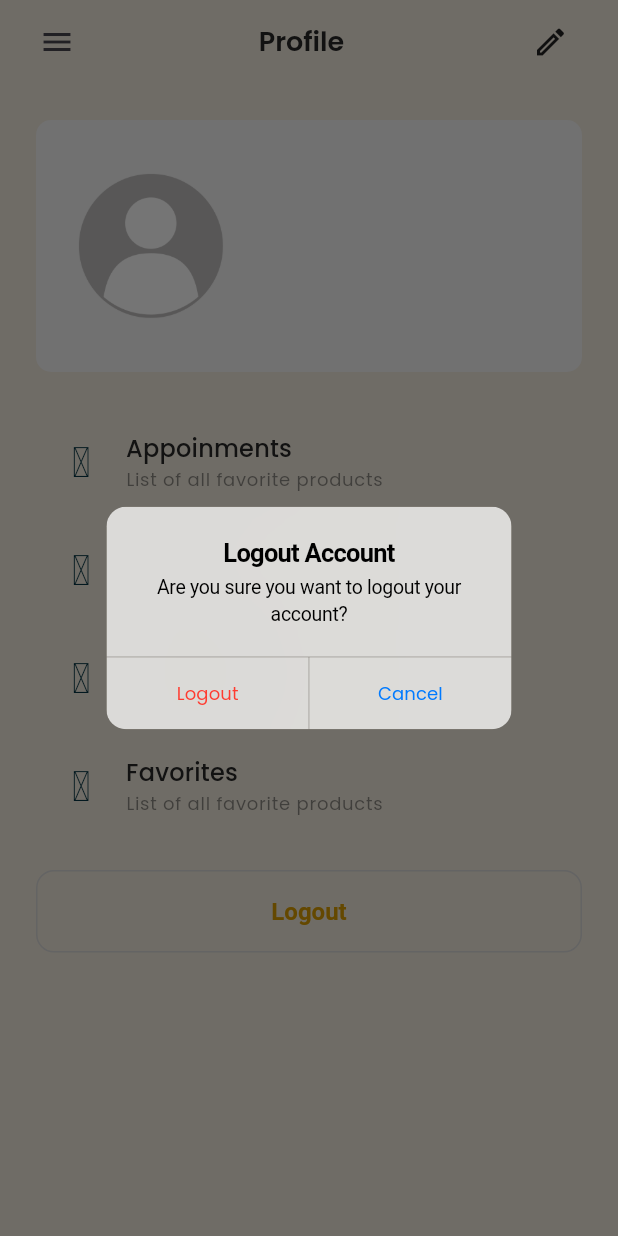
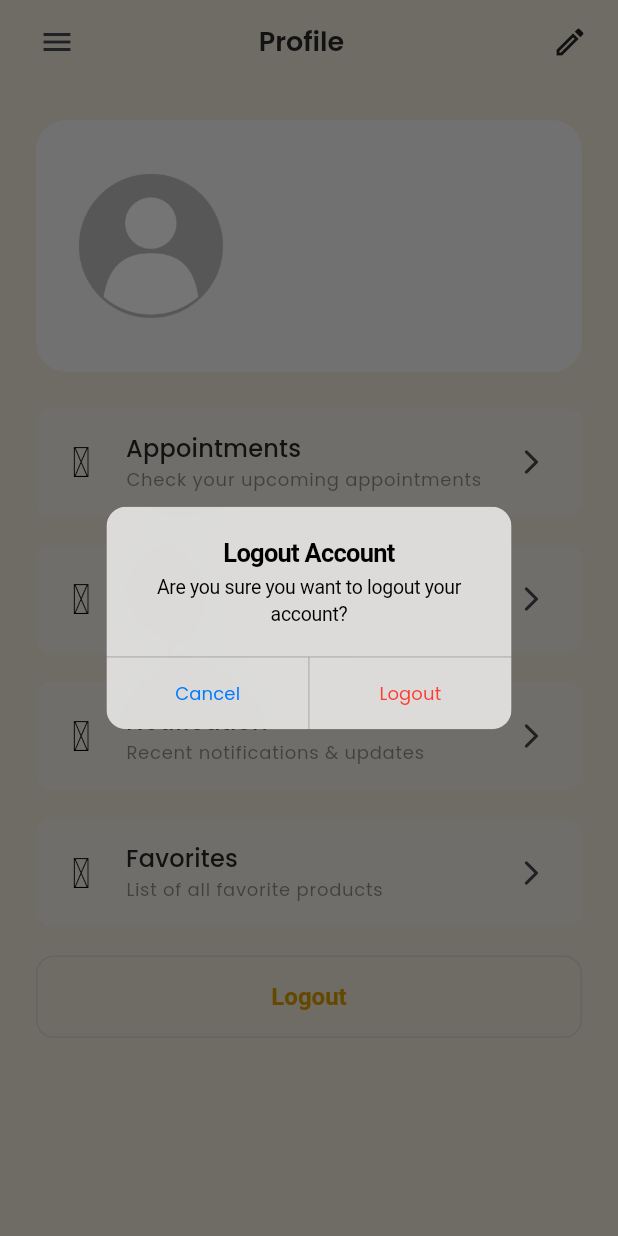
Before and after one commit to rolcodes/jbl_appointment_app, a Flutter app: the ProfileScreen screen opened directly, after a tap on "Logout", on a phone screen of 412 x 824 dp. Run offline on Flutter 3.47's test engine with Material 3 defaults, Android fonts, the phone set to English and light mode, and no system bars; our stand-ins replace animated_splash_screen, badges, barcode_widget, cloud_firestore, curved_navigation_bar, equatable and 15 more; missing offline and left inert: carousel_slider_plus, pdfx, scrollable_clean_calendar; accounts and stored records are empty; network calls fail.

Commit message:
Profile Screen
 - Fix user interface of Profile Screen
   - Add Custom List Tile Widget, reuse it many times
   - Apply Inkwell widget in List Tile
   - Apply Inkwell widget in Profile Container and Navigation to Edit Profile Screen

Edit Profile Screen

 - Create user interface of Edit Profile Screen
 - Retrieve current user information and display all data in Edit Profile Screen
 - Create Firebase function to update user information

```diff
--- a/lib/common/widgets/appbar/custom_appbar/custom_appbar.dart
+++ b/lib/common/widgets/appbar/custom_appbar/custom_appbar.dart
@@ -41,7 +41,6 @@ class CustomAppBar extends StatelessWidget implements PreferredSizeWidget {
           automaticallyImplyLeading: false,
           centerTitle: isCenterTitle,
           forceMaterialTransparency: true,
-
           leading: isDrawer
               ? Builder(
                   builder: (BuildContext context) {
@@ -103,13 +102,11 @@ class CustomAppBar extends StatelessWidget implements PreferredSizeWidget {
                       ),
                     ),
                   )
-                : isEdit!
+                : isEdit
                     ? InkWell(
                         onTap: () {},
-              borderRadius: BorderRadius.circular(100),
+                        borderRadius: BorderRadius.circular(100),
                         child: Container(
-                          width: 50,
-                          height: 50,
                           decoration: BoxDecoration(
                             color: showBackgroundColor
                                 ? TColors.primary.withOpacity(0.75)
--- a/lib/common/widgets/list_tile/settings_menu_tile.dart
+++ b/lib/common/widgets/list_tile/settings_menu_tile.dart
@@ -1,6 +1,5 @@
 import 'package:appointment_app/utils/constants/colors.dart';
 import 'package:flutter/material.dart';
-
 
 class TSettingMenuTile extends StatelessWidget {
   const TSettingMenuTile({
@@ -8,7 +7,8 @@ class TSettingMenuTile extends StatelessWidget {
     required this.icon,
     required this.title,
     required this.subTitle,
-    this.trailing, this.onTap,
+    this.trailing,
+    this.onTap,
   });
 
   final IconData icon;
@@ -18,13 +18,23 @@ class TSettingMenuTile extends StatelessWidget {
 
   @override
   Widget build(BuildContext context) {
-    return ListTile(
-      leading: Icon(icon, size: 28, color: TColors.accent),
-      title: Text(title, style: Theme.of(context).textTheme.titleMedium),
-      subtitle: Text(subTitle, style: Theme.of(context).textTheme.labelMedium),
-      trailing: trailing,
-      onTap: onTap,
-
+    return InkWell(
+      onTap: (){},
+      child: Container(
+        decoration: BoxDecoration(
+          color: Colors.grey.shade100.withOpacity(0.5),
+          borderRadius: BorderRadius.circular(10),
+        ),
+        child: ListTile(
+          shape: RoundedRectangleBorder(borderRadius: BorderRadius.circular(10)),
+          leading: Icon(icon, size: 28, color: Colors.black),
+          title: Text(title, style: Theme.of(context).textTheme.titleMedium),
+          subtitle:
+              Text(subTitle, style: Theme.of(context).textTheme.labelMedium),
+          trailing: trailing,
+          onTap: onTap,
+        ),
+      ),
     );
   }
 }
--- a/lib/new_features/screen/profile_screen/profile.dart
+++ b/lib/new_features/screen/profile_screen/profile.dart
@@ -2,6 +2,7 @@ import 'package:appointment_app/common/widgets/appbar/custom_appbar/custom_appba
 import 'package:appointment_app/features/shop/screens/notifications/notifications.dart';
 import 'package:appointment_app/new_features/new_navigation_menu.dart';
 import 'package:appointment_app/new_features/screen/new_home_screen/widget/my_appointments/my_appointments.dart';
+import 'package:appointment_app/new_features/screen/profile_screen/widget/edit_profile.dart';
 import 'package:appointment_app/services/database.dart';
 import 'package:appointment_app/utils/constants/colors.dart';
 import 'package:flutter/cupertino.dart';
@@ -25,15 +26,15 @@ class ProfileScreen extends StatelessWidget {
         isDrawer: true,
         isNotification: false,
         isEdit: true,
-
         title: Text(
           'Profile',
           style: Theme.of(context).textTheme.headlineSmall,
         ),
         isCenterTitle: true,
-
       ),
       body: SingleChildScrollView(
+        child: Container(
+          margin: const EdgeInsets.symmetric(horizontal: 24, vertical: 24),
           child: Column(
             children: [
               FutureBuilder(
@@ -43,16 +44,20 @@ class ProfileScreen extends StatelessWidget {
                     return const Text('Something went wrong');
                   } else if (snapshot.hasData) {
                     final user = snapshot.data;
-
                     return user == null
                         ? Container()
-                      : Container(
+                        : Material(
+                            color: TColors.light,
+                      borderRadius: BorderRadius.circular(20),
+                            child: InkWell(
+                              onTap: () => Get.to(() => const EditProfileScreen()),
+                              borderRadius: BorderRadius.circular(20),
+                              child: Container(
                                 width: MediaQuery.of(context).size.width,
-                          padding: EdgeInsets.all(24),
-                          margin: EdgeInsets.all(24),
+                                padding: const EdgeInsets.all(24),
                                 decoration: BoxDecoration(
-                              color: TColors.light,
-                              borderRadius: BorderRadius.circular(10)),
+                                  borderRadius: BorderRadius.circular(20),
+                                ),
                                 child: Row(
                                   children: [
                                     Expanded(
@@ -82,42 +87,63 @@ class ProfileScreen extends StatelessWidget {
                                     ),
                                   ],
                                 ),
+                              ),
+                            ),
                           );
                   } else {
-                  return Container();
+                    return const Center(child: CircularProgressIndicator(),);
                   }
                 },
               ),
-            Container(
-              padding: const EdgeInsets.symmetric(horizontal: 24),
+              SizedBox(height: 24),
+              Column(
+                children: [
+                  SizedBox(
+                    height: 420,
                     child: Column(
+                      mainAxisAlignment: MainAxisAlignment.spaceBetween,
                       children: [
                         TSettingMenuTile(
-                    icon: Iconsax.heart_add,
-                    title: 'Appoinments',
-                    subTitle: 'List of all favorite products',
-                    onTap: () => Get.to(() => const MyAppointmentsScreen()),
+                          icon: Iconsax.bookmark_24,
+                          title: 'Appointments',
+                          subTitle: 'Check your upcoming appointments',
+                          trailing: const Icon(
+                            Icons.arrow_forward_ios_rounded,
+                            size: 20,
+                          ),
+                          onTap: () =>
+                              Get.to(() => const MyAppointmentsScreen()),
                         ),
                         TSettingMenuTile(
                           icon: Iconsax.archive_book,
                           title: 'History',
-                    subTitle: 'List of all favorite products',
+                          subTitle: 'List of Appointments history',
+                          trailing: const Icon(
+                            Icons.arrow_forward_ios_rounded,
+                            size: 20,
+                          ),
                           onTap: () {},
                         ),
                         TSettingMenuTile(
                           icon: Iconsax.notification,
                           title: 'Notification',
-                    subTitle: 'List of all favorite products',
+                          subTitle: 'Recent notifications & updates',
+                          trailing: const Icon(
+                            Icons.arrow_forward_ios_rounded,
+                            size: 20,
+                          ),
                           onTap: () => Get.to(() => const NotificationScreen()),
                         ),
                         TSettingMenuTile(
                           icon: Iconsax.heart_add,
                           title: 'Favorites',
                           subTitle: 'List of all favorite products',
+                          trailing: const Icon(
+                            Icons.arrow_forward_ios_rounded,
+                            size: 20,
+                          ),
                           onTap: () {},
                         ),
-                  SizedBox(height: 20),
-
                         SizedBox(
                           width: double.infinity,
                           child: OutlinedButton(
@@ -129,6 +155,15 @@ class ProfileScreen extends StatelessWidget {
                                           content: const Text(
                                               'Are you sure you want to logout your account?'),
                                           actions: [
+                                            TextButton(
+                                              child: const Text("Cancel",
+                                                  style: TextStyle(
+                                                      color: CupertinoColors
+                                                          .activeBlue)),
+                                              onPressed: () {
+                                                Navigator.of(context).pop();
+                                              },
+                                            ),
                                             TextButton(
                                               child: const Text("Logout",
                                                   style: TextStyle(
@@ -144,16 +179,8 @@ class ProfileScreen extends StatelessWidget {
                                                 /// delay function
                                                 await Future.delayed(
                                                     const Duration(seconds: 1));
-                                      Get.offAll(() => const NewNavigationMenu());
-                                    },
-                                  ),
-                                  TextButton(
-                                    child: const Text("Cancel",
-                                        style: TextStyle(
-                                            color: CupertinoColors
-                                                .activeBlue)),
-                                    onPressed: () {
-                                      Navigator.of(context).pop();
+                                                Get.offAll(() =>
+                                                    const NewNavigationMenu());
                                               },
                                             ),
                                           ],
@@ -161,14 +188,17 @@ class ProfileScreen extends StatelessWidget {
                               },
                               child: const Text(
                                 'Logout',
-                          style:
-                          TextStyle(color: Color.fromRGBO(219, 157, 0, 1)),
+                                style: TextStyle(
+                                    color: Color.fromRGBO(219, 157, 0, 1)),
                               )),
                         ),
                       ],
-              )
+                    ),
                   ),
                 ],
+              ),
+            ],
+          ),
         ),
       ),
     );
```
Also changed, not shown: lib/new_features/screen/profile_screen/widget/custom_edit_field.dart (added, +49 -0 lines), lib/new_features/screen/profile_screen/widget/edit_profile.dart (added, +100 -0 lines). Lines whose indentation alone changed are shown as unchanged.
